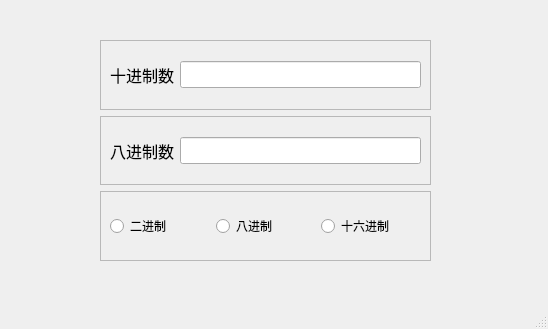
First picture: the form in convert_number/convert.ui, repository fairyland-cat/pyqt_study, before the edit.
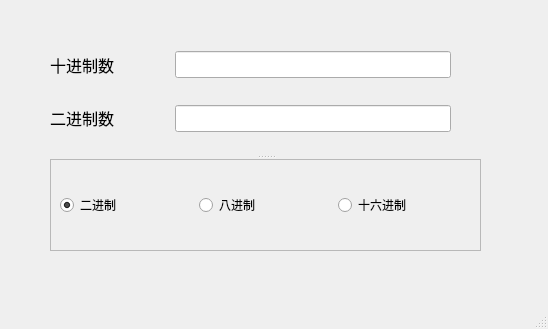
Second picture: the form after the edit.

```diff
--- a/convert_number/convert.ui
+++ b/convert_number/convert.ui
@@ -14,26 +14,24 @@
    <string>进制转换</string>
   </property>
   <widget class="QWidget" name="centralwidget">
-   <widget class="QWidget" name="">
+   <widget class="QSplitter" name="splitter">
     <property name="geometry">
      <rect>
-      <x>100</x>
-      <y>40</y>
-      <width>331</width>
+      <x>50</x>
+      <y>30</y>
+      <width>431</width>
       <height>221</height>
      </rect>
     </property>
-    <layout class="QVBoxLayout" name="verticalLayout_2">
-     <item>
-      <widget class="QFrame" name="frame">
-       <property name="frameShape">
-        <enum>QFrame::StyledPanel</enum>
-       </property>
-       <property name="frameShadow">
-        <enum>QFrame::Raised</enum>
-       </property>
-       <layout class="QHBoxLayout" name="horizontalLayout">
-        <item>
+    <property name="orientation">
+     <enum>Qt::Vertical</enum>
+    </property>
+    <widget class="QWidget" name="">
+     <layout class="QGridLayout" name="gridLayout" rowstretch="0,0" columnstretch="3,7">
+      <property name="rightMargin">
+       <number>30</number>
+      </property>
+      <item row="0" column="0">
          <widget class="QLabel" name="label">
           <property name="font">
            <font>
@@ -43,42 +41,43 @@
           <property name="text">
            <string>十进制数</string>
           </property>
-         </widget>
-        </item>
-        <item>
+        <property name="margin">
+         <number>10</number>
+        </property>
+       </widget>
+      </item>
+      <item row="0" column="1">
          <widget class="QLineEdit" name="lineEdit">
           <property name="font">
            <font>
             <pointsize>12</pointsize>
            </font>
           </property>
-         </widget>
-        </item>
-       </layout>
-      </widget>
-     </item>
-     <item>
-      <widget class="QFrame" name="frame_2">
-       <property name="frameShape">
-        <enum>QFrame::StyledPanel</enum>
-       </property>
-       <property name="frameShadow">
-        <enum>QFrame::Raised</enum>
-       </property>
-       <layout class="QHBoxLayout" name="horizontalLayout_2">
-        <item>
+        <property name="maxLength">
+         <number>12</number>
+        </property>
+       </widget>
+      </item>
+      <item row="1" column="0">
          <widget class="QLabel" name="label_2">
           <property name="font">
            <font>
             <pointsize>12</pointsize>
+          <italic>false</italic>
            </font>
           </property>
           <property name="text">
-           <string>八进制数</string>
+         <string>二进制数</string>
+        </property>
+        <property name="textFormat">
+         <enum>Qt::RichText</enum>
+        </property>
+        <property name="margin">
+         <number>10</number>
           </property>
          </widget>
         </item>
-        <item>
+      <item row="1" column="1">
          <widget class="QLineEdit" name="lineEdit_2">
           <property name="font">
            <font>
@@ -89,8 +88,6 @@
         </item>
        </layout>
       </widget>
-     </item>
-     <item>
       <widget class="QFrame" name="frame_3">
        <property name="frameShape">
         <enum>QFrame::StyledPanel</enum>
@@ -104,6 +101,9 @@
           <property name="text">
            <string>二进制</string>
           </property>
+        <property name="checked">
+         <bool>true</bool>
+        </property>
          </widget>
         </item>
         <item>
@@ -122,8 +122,6 @@
         </item>
        </layout>
       </widget>
-     </item>
-    </layout>
    </widget>
   </widget>
   <widget class="QMenuBar" name="menubar">
```
Left out of the diff: 9 changed lines with no effect on the pictures. Lines whose indentation alone changed are shown as unchanged.
